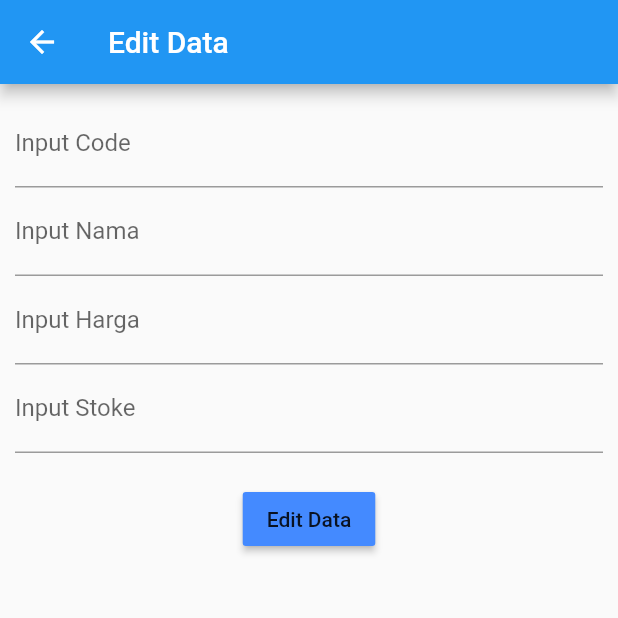
After one commit to astadipati/belajar-flutter, a Flutter app: the Editdata screen opened directly, after a tap on "Edit Data", on a phone screen of 412 x 824 dp, the top half of it. The commit adds this screen. Run offline on Flutter 3.47's test engine with Material 2 defaults, Android fonts, the phone set to English and light mode, and no system bars; network calls fail; statements that could not run were skipped.

Commit message:
Edit Data

```diff
--- a/lib/detail.dart
+++ b/lib/detail.dart
@@ -1,4 +1,5 @@
 import 'package:flutter/material.dart';
+import 'editdata.dart';
 
 class Detail extends StatefulWidget {
   List list;
@@ -33,7 +34,11 @@ class _DetailState extends State<Detail> {
                   new RaisedButton(
                     child: new Text("Edit"),
                     color: Colors.green,
-                    onPressed: (){},
+                    onPressed: ()=>Navigator.of(context).push(
+                      new MaterialPageRoute(
+                        builder:(BuildContext context)=>new Editdata(list: widget.list, index: widget.index,),
+                      )
+                    ),
                   ),
                   new RaisedButton(
                     child: new Text("Hapus"),
--- /dev/null
+++ b/lib/editdata.dart
@@ -0,0 +1,98 @@
+import 'package:flutter/material.dart';
+import 'package:http/http.dart' as http;
+import 'main.dart';
+
+class Editdata extends StatefulWidget {
+
+final List list;
+final int index;
+
+Editdata({this.list, this.index});
+
+  @override
+  _EditdataState createState() => _EditdataState();
+}
+
+class _EditdataState extends State<Editdata> {
+
+TextEditingController controllerCode;
+TextEditingController controllerNama;
+TextEditingController controllerHarga;
+TextEditingController controllerStok;
+
+void editData(){
+  var url = "http://192.168.2.203/api_flutter/editdata.php";
+
+  http.post(url, body: {
+    "id":widget.list[widget.index]['id'],
+    "item_code": controllerCode.text,
+    "item_name" : controllerNama.text,
+    "harga": controllerHarga.text,
+    "stock": controllerStok.text
+  });
+}
+
+@override
+  void initState() {
+    // TODO: implement initState
+    controllerCode = new TextEditingController(text: widget.list[widget.index]['item_code']);
+    controllerNama = new TextEditingController(text: widget.list[widget.index]['item_name']);
+    controllerHarga = new TextEditingController(text: widget.list[widget.index]['harga']);
+    controllerStok = new TextEditingController(text: widget.list[widget.index]['stock']);
+    super.initState();
+  }
+
+  @override
+  Widget build(BuildContext context) {
+    return new Scaffold(
+      appBar: new AppBar(title: new Text("Edit Data"),),
+      body: Padding(
+        padding: const EdgeInsets.all(10.0),
+        child: ListView(
+          children: <Widget>[
+            new Column(
+              children: <Widget>[
+                new TextField(
+                  controller: controllerCode,
+                  decoration: new InputDecoration(
+                      hintText: "Item Code", labelText: "Input Code"),
+                ),
+                new TextField(
+                  controller: controllerNama,
+                  decoration: new InputDecoration(
+                      hintText: "Item Nama", labelText: "Input Nama"),
+                ),
+                new TextField(
+                  controller: controllerHarga,
+                  decoration: new InputDecoration(
+                      hintText: "Item Harga", labelText: "Input Harga"),
+                ),
+                new TextField(
+                  controller: controllerStok  ,
+                  decoration: new InputDecoration(
+                      hintText: "Item Stock", labelText: "Input Stoke"),
+                ),
+                new Padding(
+                  padding: const EdgeInsets.all(10.0),
+                ),
+                new RaisedButton(
+                  child: new Text("Edit Data"),
+                  color: Colors.blueAccent,
+                  onPressed: () {
+                    editData();
+                    Navigator.of(context).push(
+                      new MaterialPageRoute(
+                        builder: (BuildContext context)=> new MyApp()
+                      )
+                    );
+                  },
+
+                )
+              ],
+            ),
+          ],
+        ),
+      ),
+    );
+  }
+}
```
Also changed, not shown: 5 other files.
